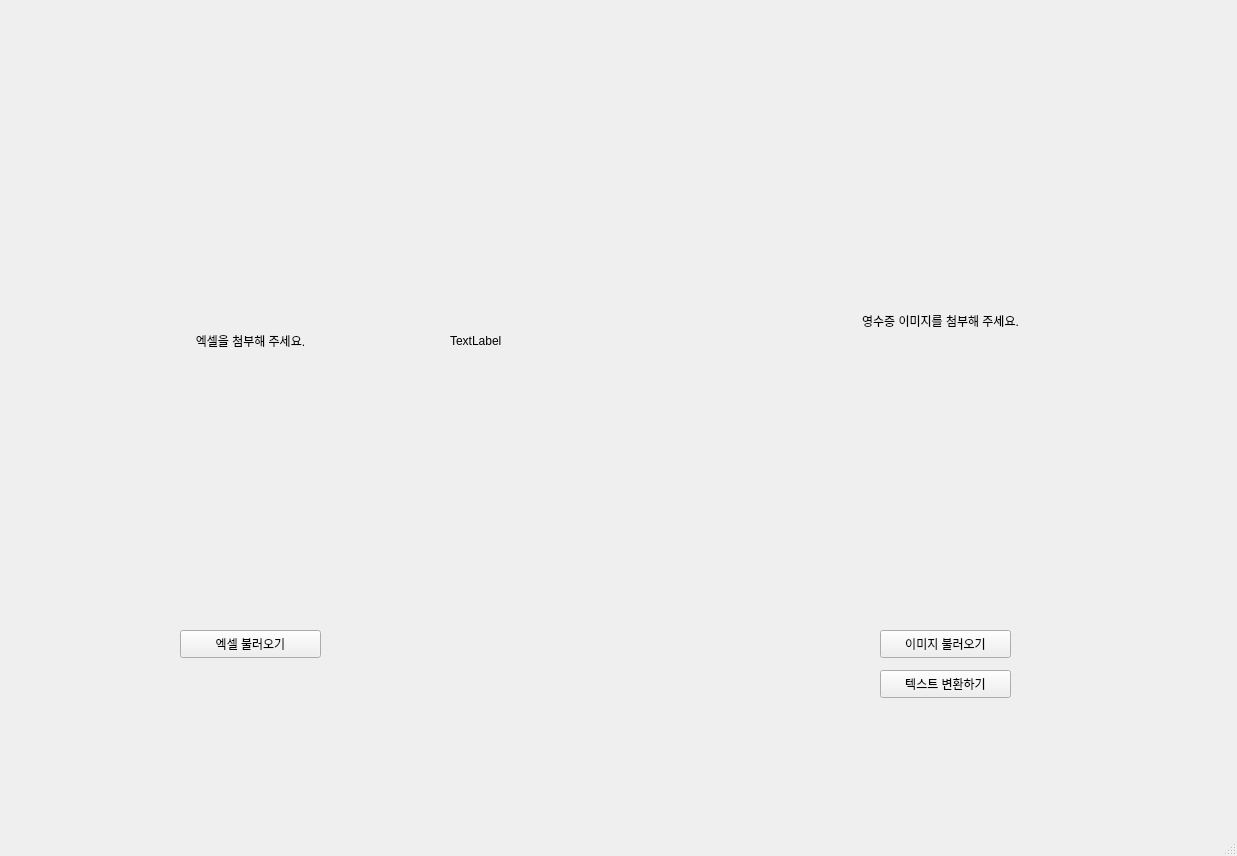
Above: test.ui from PIYUJIN/IT_SERVICE before the change. Below: the same form after it.
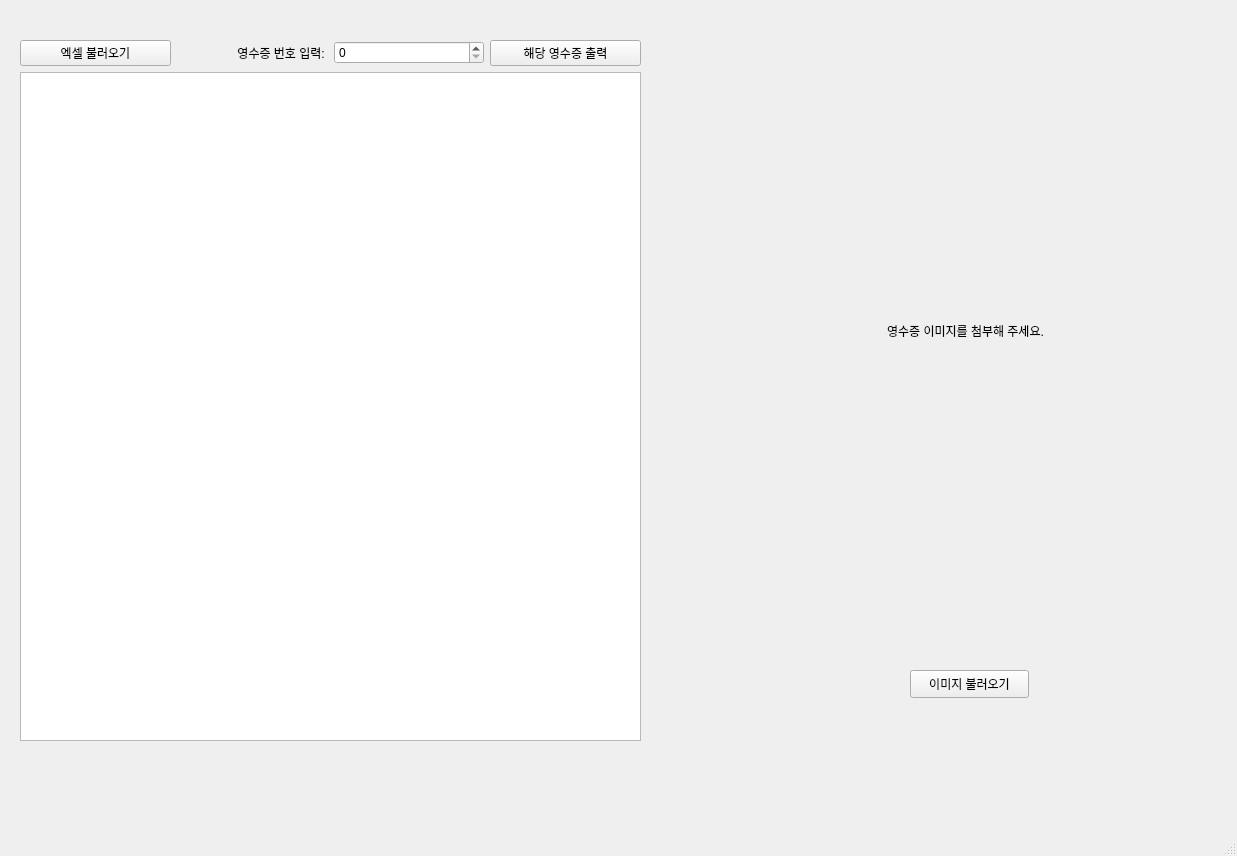
That is the form after the change.

Commit message: add spin box

```diff
--- a/test.ui
+++ b/test.ui
@@ -17,9 +17,9 @@
    <widget class="QPushButton" name="pushButton">
     <property name="geometry">
      <rect>
-      <x>880</x>
-      <y>630</y>
-      <width>131</width>
+      <x>910</x>
+      <y>670</y>
+      <width>119</width>
       <height>28</height>
      </rect>
     </property>
@@ -30,10 +30,10 @@
    <widget class="QLabel" name="label">
     <property name="geometry">
      <rect>
-      <x>760</x>
-      <y>50</y>
-      <width>361</width>
-      <height>541</height>
+      <x>750</x>
+      <y>80</y>
+      <width>431</width>
+      <height>501</height>
      </rect>
     </property>
     <property name="text">
@@ -43,61 +43,64 @@
      <set>Qt::AlignCenter</set>
     </property>
    </widget>
-   <widget class="QPushButton" name="pushButton_2">
-    <property name="geometry">
-     <rect>
-      <x>880</x>
-      <y>670</y>
-      <width>131</width>
-      <height>28</height>
-     </rect>
-    </property>
-    <property name="text">
-     <string>텍스트 변환하기</string>
-    </property>
-   </widget>
-   <widget class="QPushButton" name="pushButton_3">
-    <property name="geometry">
-     <rect>
-      <x>180</x>
-      <y>630</y>
-      <width>141</width>
-      <height>28</height>
-     </rect>
-    </property>
-    <property name="text">
-     <string>엑셀 불러오기</string>
-    </property>
-   </widget>
-   <widget class="QLabel" name="label_2">
-    <property name="geometry">
-     <rect>
-      <x>100</x>
-      <y>230</y>
-      <width>301</width>
-      <height>221</height>
-     </rect>
-    </property>
-    <property name="text">
-     <string>엑셀을 첨부해 주세요.</string>
-    </property>
-    <property name="alignment">
-     <set>Qt::AlignCenter</set>
-    </property>
-   </widget>
    <widget class="QLabel" name="label_3">
     <property name="geometry">
      <rect>
-      <x>450</x>
-      <y>120</y>
-      <width>291</width>
-      <height>441</height>
+      <x>880</x>
+      <y>20</y>
+      <width>151</width>
+      <height>41</height>
      </rect>
     </property>
     <property name="text">
-     <string>TextLabel</string>
+     <string/>
     </property>
    </widget>
+   <widget class="QWidget" name="widget" native="true">
+    <property name="geometry">
+     <rect>
+      <x>20</x>
+      <y>40</y>
+      <width>621</width>
+      <height>701</height>
+     </rect>
+    </property>
+    <layout class="QGridLayout" name="gridLayout">
+     <item row="4" column="1">
+      <widget class="QLabel" name="label_2">
+       <property name="layoutDirection">
+        <enum>Qt::LeftToRight</enum>
+       </property>
+       <property name="text">
+        <string>영수증 번호 입력: </string>
+       </property>
+       <property name="alignment">
+        <set>Qt::AlignRight|Qt::AlignTrailing|Qt::AlignVCenter</set>
+       </property>
+      </widget>
+     </item>
+     <item row="4" column="2">
+      <widget class="QSpinBox" name="spinBox"/>
+     </item>
+     <item row="4" column="0">
+      <widget class="QPushButton" name="excelBtn">
+       <property name="text">
+        <string>엑셀 불러오기</string>
+       </property>
+      </widget>
+     </item>
+     <item row="4" column="3">
+      <widget class="QPushButton" name="showBtn">
+       <property name="text">
+        <string>해당 영수증 출력</string>
+       </property>
+      </widget>
+     </item>
+     <item row="9" column="0" colspan="4">
+      <widget class="QTableWidget" name="tableWidget"/>
+     </item>
+    </layout>
+   </widget>
   </widget>
   <widget class="QMenuBar" name="menubar">
    <property name="geometry">
```
The commit also changes 1 other file.
